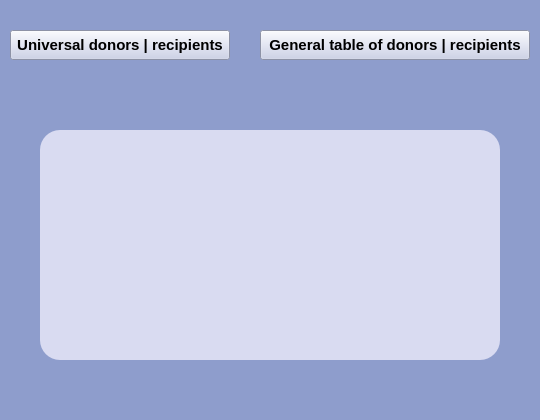
Above: PatientMonitor/donorstable.ui from maxnevermo/KURSOVA before the change. Below: the same form after it.
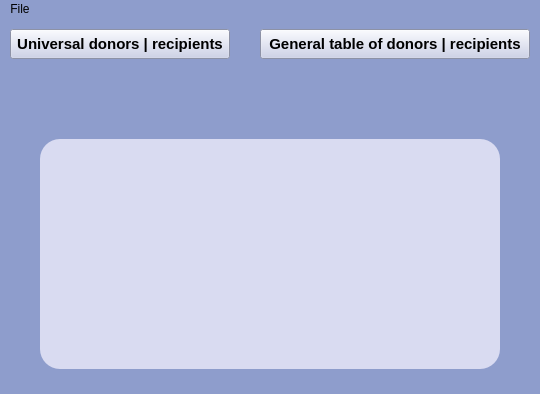
That is the form after the change. Icons and pictures are not drawn.

The edit to the form file:
```diff
--- a/PatientMonitor/donorstable.ui
+++ b/PatientMonitor/donorstable.ui
@@ -7,7 +7,7 @@
     <x>0</x>
     <y>0</y>
     <width>540</width>
-    <height>420</height>
+    <height>394</height>
    </rect>
   </property>
   <property name="windowTitle">
@@ -23,33 +23,32 @@
     <property name="geometry">
      <rect>
       <x>40</x>
-      <y>130</y>
+      <y>120</y>
       <width>460</width>
       <height>230</height>
      </rect>
     </property>
     <property name="styleSheet">
      <string notr="true">QTableWidget {
-	background-color: #D9DBF1;
+    background-color: #D9DBF1;
     color: #000000;
     border-radius: 20px;
-	font-family: 'Gogh';
-	font-weight: 500;
-	font-size: 15px;
+    font-family: 'Gogh';
+    font-weight: 500;
+    font-size: 15px;
 }
 
 QTableWidget::item:hover { 
 border-right: 0.5px solid #E5E5E5;
 }
 
-QTableWidget::item:hover { 
-border-right: 0.5px solid #E5E5E5;
-background-color: #A9B9E3
- }
-
 QTableWidget::item:selected {
-background-color: #A9B9E3; 
-border: none;
+    background-color: #A9B9E3;
+    border: none;
+}
+
+QTableWidget::item {
+    border-right: 1px solid #8E9DCC;
 }</string>
     </property>
    </widget>
@@ -57,7 +56,7 @@
     <property name="geometry">
      <rect>
       <x>10</x>
-      <y>30</y>
+      <y>10</y>
       <width>220</width>
       <height>30</height>
      </rect>
@@ -85,7 +84,7 @@
     <property name="geometry">
      <rect>
       <x>260</x>
-      <y>30</y>
+      <y>10</y>
       <width>270</width>
       <height>30</height>
      </rect>
@@ -113,7 +112,7 @@
     <property name="geometry">
      <rect>
       <x>100</x>
-      <y>70</y>
+      <y>50</y>
       <width>340</width>
       <height>60</height>
      </rect>
@@ -135,6 +134,14 @@
      <height>21</height>
     </rect>
    </property>
+   <widget class="QMenu" name="menuFile">
+    <property name="title">
+     <string>File</string>
+    </property>
+    <addaction name="actionPrint"/>
+    <addaction name="actionExit"/>
+   </widget>
+   <addaction name="menuFile"/>
   </widget>
   <widget class="QStatusBar" name="statusbar"/>
  </widget>
```
Left out of the diff: 15 changed lines with no effect on the pictures.
